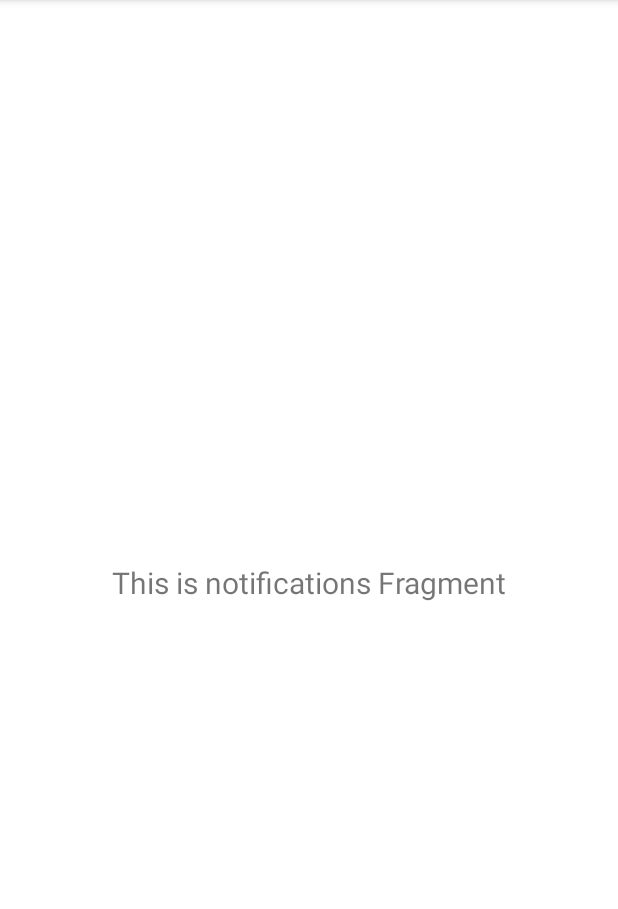
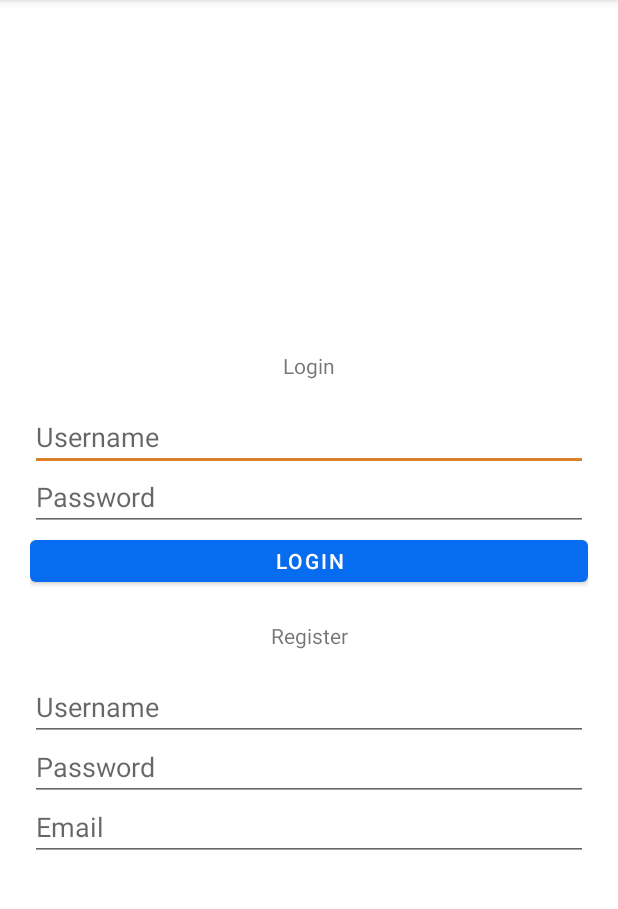
Before and after one commit to emreerkaslan/AdresVer, an Android app: the fragment ProfileFragment shown on its own in the app's theme, on a phone screen of 412 x 824 dp, the part 84-993 px from its top. Run offline under Robolectric (Android 15) with nearby library versions, the phone set to English and light mode, and no system bars; our stand-ins replace Dagger/Hilt's generated code, data binding.

Commit message:
Login Widget is added in Progile Fragment.

```diff
--- a/app/src/main/java/com/erkaslan/servio/ui/home/HomeAdapter.kt
+++ b/app/src/main/java/com/erkaslan/servio/ui/home/HomeAdapter.kt
@@ -1,6 +1,5 @@
 package com.erkaslan.servio.ui.home
 
-import android.content.Context
 import android.view.LayoutInflater
 import android.view.ViewGroup
 import androidx.recyclerview.widget.RecyclerView
--- a/app/src/main/java/com/erkaslan/servio/ui/profile/ProfileFragment.kt
+++ b/app/src/main/java/com/erkaslan/servio/ui/profile/ProfileFragment.kt
@@ -4,28 +4,39 @@ import android.os.Bundle
 import android.view.LayoutInflater
 import android.view.View
 import android.view.ViewGroup
-import android.widget.TextView
 import androidx.fragment.app.Fragment
-import androidx.lifecycle.Observer
 import androidx.lifecycle.ViewModelProvider
-import com.erkaslan.servio.R
+import com.erkaslan.servio.databinding.FragmentProfileBinding
+import dagger.hilt.android.AndroidEntryPoint
 
+@AndroidEntryPoint
 class ProfileFragment : Fragment() {
-
+    private var _binding: FragmentProfileBinding? = null
+    private val binding get() = _binding!!
     private lateinit var profileViewModel: ProfileViewModel
 
-    override fun onCreateView(
-            inflater: LayoutInflater,
-            container: ViewGroup?,
-            savedInstanceState: Bundle?
-    ): View? {
-        profileViewModel =
-                ViewModelProvider(this).get(ProfileViewModel::class.java)
-        val root = inflater.inflate(R.layout.fragment_profile, container, false)
-        val textView: TextView = root.findViewById(R.id.text_notifications)
-        profileViewModel.text.observe(viewLifecycleOwner, Observer {
-            textView.text = it
-        })
-        return root
+    override fun onViewCreated(view: View, savedInstanceState: Bundle?) {
+        super.onViewCreated(view, savedInstanceState)
+        profileViewModel = ViewModelProvider(this).get(ProfileViewModel::class.java)
+        initViews()
+        initObservers()
+    }
+
+    fun initViews(){
+        //searchViewModel.getAllServices()
+    }
+
+    fun initObservers(){
+
+    }
+
+    override fun onCreateView(inflater: LayoutInflater, container: ViewGroup?, savedInstanceState: Bundle?): View? {
+        _binding = FragmentProfileBinding.inflate(inflater, container, false)
+        return binding.root
+    }
+
+    override fun onDestroyView() {
+        super.onDestroyView()
+        _binding = null
     }
 }
--- a/app/src/main/res/layout/fragment_profile.xml
+++ b/app/src/main/res/layout/fragment_profile.xml
@@ -1,22 +1,92 @@
 <?xml version="1.0" encoding="utf-8"?>
-<androidx.constraintlayout.widget.ConstraintLayout xmlns:android="http://schemas.android.com/apk/res/android"
-    xmlns:app="http://schemas.android.com/apk/res-auto"
-    xmlns:tools="http://schemas.android.com/tools"
-    android:layout_width="match_parent"
-    android:layout_height="match_parent"
-    tools:context=".ui.profile.ProfileFragment">
+<layout xmlns:android="http://schemas.android.com/apk/res/android"
+    xmlns:app="http://schemas.android.com/apk/res-auto">
 
-    <TextView
-        android:id="@+id/text_notifications"
+    <data>
+
+        <variable
+            name="isLoggedin"
+            type="Boolean" />
+
+        <variable
+            name="isRegistered"
+            type="Boolean" />
+
+        <import type="android.view.View" />
+    </data>
+
+    <androidx.constraintlayout.widget.ConstraintLayout
         android:layout_width="match_parent"
-        android:layout_height="wrap_content"
-        android:layout_marginStart="8dp"
-        android:layout_marginTop="8dp"
-        android:layout_marginEnd="8dp"
-        android:textAlignment="center"
-        android:textSize="20sp"
-        app:layout_constraintBottom_toBottomOf="parent"
-        app:layout_constraintEnd_toEndOf="parent"
-        app:layout_constraintStart_toStartOf="parent"
-        app:layout_constraintTop_toTopOf="parent" />
-</androidx.constraintlayout.widget.ConstraintLayout>
+        android:layout_height="match_parent"
+        android:layout_marginHorizontal="@dimen/profile_fragment_margin_horizontal">
+
+        <androidx.core.widget.NestedScrollView
+            android:layout_width="match_parent"
+            android:layout_height="wrap_content"
+            app:layout_constraintTop_toTopOf="parent"
+            app:layout_constraintBottom_toBottomOf="parent">
+
+            <androidx.constraintlayout.widget.ConstraintLayout
+                android:id="@+id/container_profile_authentication"
+                android:layout_width="match_parent"
+                android:layout_height="wrap_content">
+
+                <TextView
+                    android:id="@+id/tv_login"
+                    android:layout_width="match_parent"
+                    android:layout_height="@dimen/tv_height"
+                    android:text="@string/login"
+                    android:textAlignment="center"
+                    app:layout_constraintTop_toTopOf="parent"
+                    android:layout_marginTop="40dp"/>
+                <EditText
+                    android:id="@+id/et_username"
+                    android:layout_width="match_parent"
+                    android:layout_height="@dimen/et_height"
+                    app:layout_constraintTop_toBottomOf="@+id/tv_login"
+                    android:hint="Username"/>
+                <EditText
+                    android:id="@+id/et_password"
+                    android:layout_width="match_parent"
+                    android:layout_height="@dimen/et_height"
+                    app:layout_constraintTop_toBottomOf="@+id/et_username"
+                    android:hint="Password"
+                    android:inputType="textPassword" />
+                <Button
+                    android:id="@+id/btn_login"
+                    android:layout_width="match_parent"
+                    android:layout_height="@dimen/et_height"
+                    app:layout_constraintTop_toBottomOf="@id/et_password"
+                    android:text="@string/login" />
+
+                <TextView
+                    android:id="@+id/tv_register"
+                    android:layout_width="match_parent"
+                    android:layout_height="@dimen/tv_height"
+                    android:layout_marginTop="20dp"
+                    android:text="@string/register"
+                    android:textAlignment="center"
+                    app:layout_constraintTop_toBottomOf="@id/btn_login" />
+                <EditText
+                    android:id="@+id/et_username_register"
+                    android:layout_width="match_parent"
+                    android:layout_height="@dimen/et_height"
+                    app:layout_constraintTop_toBottomOf="@+id/tv_register"
+                    android:hint="Username"/>
+                <EditText
+                    android:id="@+id/et_password_register"
+                    android:layout_width="match_parent"
+                    android:layout_height="@dimen/et_height"
+                    app:layout_constraintTop_toBottomOf="@+id/et_username_register"
+                    android:hint="Password"
+                    android:inputType="textPassword" />
+                <EditText
+                    android:id="@+id/et_email_register"
+                    android:layout_width="match_parent"
+                    android:layout_height="@dimen/et_height"
+                    app:layout_constraintTop_toBottomOf="@+id/et_password_register"
+                    android:hint="Email"/>
+            </androidx.constraintlayout.widget.ConstraintLayout>
+        </androidx.core.widget.NestedScrollView>
+    </androidx.constraintlayout.widget.ConstraintLayout>
+</layout>
--- a/app/src/main/res/values/dimens.xml
+++ b/app/src/main/res/values/dimens.xml
@@ -2,4 +2,17 @@
     <!-- Default screen margins, per the Android Design guidelines. -->
     <dimen name="activity_horizontal_margin">16dp</dimen>
     <dimen name="activity_vertical_margin">16dp</dimen>
+    <dimen name="fragment_horizontal_margin">20dp</dimen>
+    <dimen name="et_height">40dp</dimen>
+    <dimen name="tv_height">40dp</dimen>
+
+    <!-- Search Fragment-->
+    <dimen name="search_container_height">50dp</dimen>
+    <dimen name="search_container_margin_top">20dp</dimen>
+    <dimen name="search_fragment_margin_horizontal">20dp</dimen>
+
+    <!-- Profile Fragment-->
+    <dimen name="profile_fragment_margin_horizontal">20dp</dimen>
+    <dimen name="profile_login_et_username_height">50dp</dimen>
+
 </resources>
--- a/app/src/main/res/values/strings.xml
+++ b/app/src/main/res/values/strings.xml
@@ -4,4 +4,7 @@
     <string name="title_search">Search</string>
     <string name="title_dashboard">Dashboard</string>
     <string name="title_profile">Profile</string>
+    <string name="search">Search</string>
+    <string name="login">Login</string>
+    <string name="register">Register</string>
 </resources>
```
Also changed, not shown: app/src/main/java/com/erkaslan/servio/ui/search/SearchAdapter.kt (added, +44 -0 lines), app/src/main/java/com/erkaslan/servio/ui/search/SearchFragment.kt (+23 -6 lines), app/src/main/res/layout/fragment_search.xml (+30 -13 lines).
